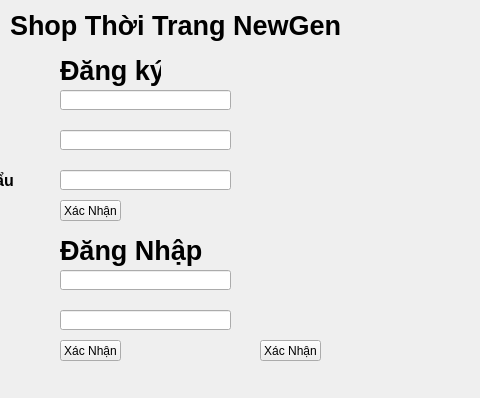
Old version of the form dangnhap.ui in the repository huynpvk25406-crypto/main; both pictures show x 300 to 780 and y 0 to 398 of the 862 by 398 pixel window.
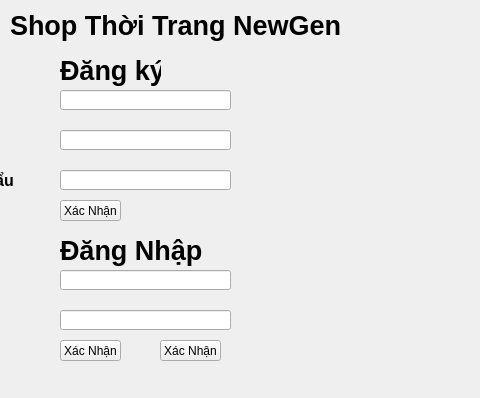
New version of the form.

```diff
--- a/dangnhap.ui
+++ b/dangnhap.ui
@@ -213,7 +213,7 @@
    <widget class="QPushButton" name="mostaff">
     <property name="geometry">
      <rect>
-      <x>560</x>
+      <x>460</x>
       <y>340</y>
       <width>61</width>
       <height>21</height>
```
